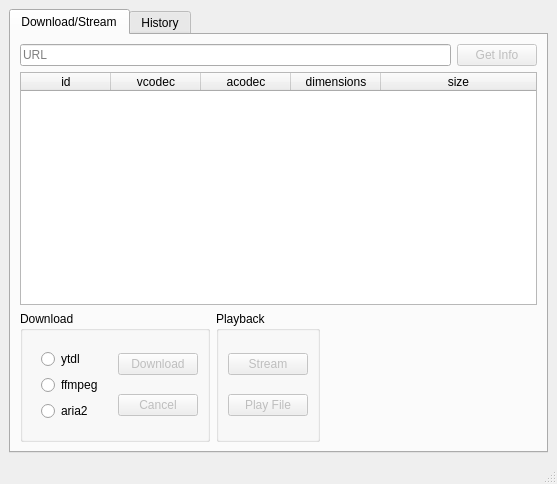
The window that forms/qt_mainwindow_form.ui (mownli/ytdl-qt) describes before a commit, drawn with Qt 5.
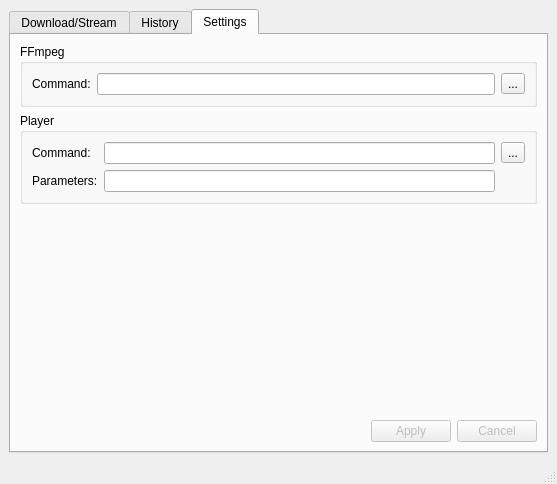
The same window after the commit. The open tabs and pages were chosen to show the change.

Diff of the .ui file:
```diff
--- a/forms/qt_mainwindow_form.ui
+++ b/forms/qt_mainwindow_form.ui
@@ -58,6 +58,9 @@
                  </item>
                  <item>
                   <widget class="QRadioButton" name="ffmpegRadio">
+                   <property name="enabled">
+                    <bool>false</bool>
+                   </property>
                    <property name="text">
                     <string>ffmpeg</string>
                    </property>
@@ -65,6 +68,9 @@
                  </item>
                  <item>
                   <widget class="QRadioButton" name="aria2Radio">
+                   <property name="enabled">
+                    <bool>false</bool>
+                   </property>
                    <property name="text">
                     <string>aria2</string>
                    </property>
@@ -268,6 +274,140 @@
         </item>
        </layout>
       </widget>
+      <widget class="QWidget" name="settingsTab">
+       <attribute name="title">
+        <string>Settings</string>
+       </attribute>
+       <layout class="QVBoxLayout" name="verticalLayout_5">
+        <item>
+         <widget class="QGroupBox" name="ffmpegBox">
+          <property name="title">
+           <string>FFmpeg</string>
+          </property>
+          <layout class="QGridLayout" name="gridLayout_4">
+           <property name="leftMargin">
+            <number>9</number>
+           </property>
+           <item row="0" column="2">
+            <widget class="QLineEdit" name="ffmpegPathEdit">
+             <property name="clearButtonEnabled">
+              <bool>true</bool>
+             </property>
+            </widget>
+           </item>
+           <item row="0" column="0" colspan="2">
+            <widget class="QLabel" name="label_2">
+             <property name="text">
+              <string>Command:</string>
+             </property>
+            </widget>
+           </item>
+           <item row="0" column="3">
+            <widget class="QToolButton" name="ffmpegPathButton">
+             <property name="text">
+              <string>...</string>
+             </property>
+            </widget>
+           </item>
+          </layout>
+         </widget>
+        </item>
+        <item>
+         <widget class="QGroupBox" name="groupBox">
+          <property name="title">
+           <string>Player</string>
+          </property>
+          <layout class="QGridLayout" name="gridLayout_5">
+           <item row="1" column="1">
+            <widget class="QLineEdit" name="playerParamsEdit">
+             <property name="clearButtonEnabled">
+              <bool>true</bool>
+             </property>
+            </widget>
+           </item>
+           <item row="1" column="0">
+            <widget class="QLabel" name="label_4">
+             <property name="text">
+              <string>Parameters:</string>
+             </property>
+            </widget>
+           </item>
+           <item row="0" column="1">
+            <widget class="QLineEdit" name="playerPathEdit">
+             <property name="clearButtonEnabled">
+              <bool>true</bool>
+             </property>
+            </widget>
+           </item>
+           <item row="0" column="0">
+            <widget class="QLabel" name="label_3">
+             <property name="text">
+              <string>Command:</string>
+             </property>
+            </widget>
+           </item>
+           <item row="0" column="2">
+            <widget class="QToolButton" name="playerPathButton">
+             <property name="text">
+              <string>...</string>
+             </property>
+            </widget>
+           </item>
+          </layout>
+         </widget>
+        </item>
+        <item>
+         <spacer name="verticalSpacer">
+          <property name="orientation">
+           <enum>Qt::Vertical</enum>
+          </property>
+          <property name="sizeHint" stdset="0">
+           <size>
+            <width>20</width>
+            <height>40</height>
+           </size>
+          </property>
+         </spacer>
+        </item>
+        <item>
+         <layout class="QHBoxLayout" name="horizontalLayout_2">
+          <item>
+           <spacer name="horizontalSpacer_2">
+            <property name="orientation">
+             <enum>Qt::Horizontal</enum>
+            </property>
+            <property name="sizeHint" stdset="0">
+             <size>
+              <width>40</width>
+              <height>20</height>
+             </size>
+            </property>
+           </spacer>
+          </item>
+          <item>
+           <widget class="QPushButton" name="applyChangesButton">
+            <property name="enabled">
+             <bool>false</bool>
+            </property>
+            <property name="text">
+             <string>Apply</string>
+            </property>
+           </widget>
+          </item>
+          <item>
+           <widget class="QPushButton" name="cancelChangesButton">
+            <property name="enabled">
+             <bool>false</bool>
+            </property>
+            <property name="text">
+             <string>Cancel</string>
+            </property>
+           </widget>
+          </item>
+         </layout>
+        </item>
+       </layout>
+      </widget>
      </widget>
     </item>
    </layout>
```
Left out of the diff: 26 changed lines with no effect on the pictures.
